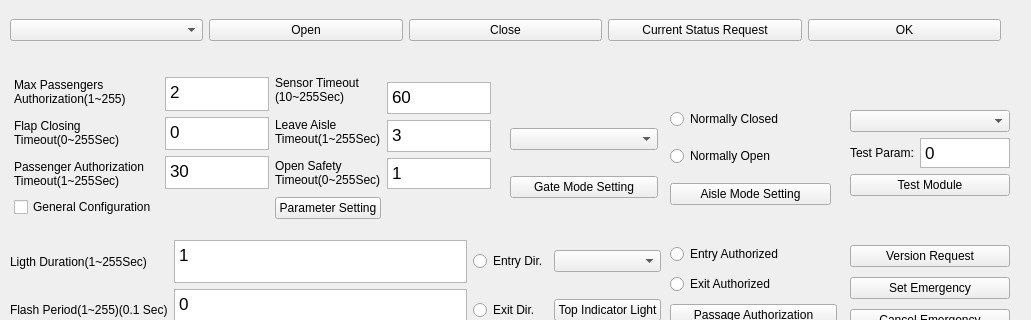
Before: the Qt Designer form view/ElisMainWidget.ui in chiplua/Rs128WinTest, drawn with Qt 5; both pictures show x 0 to 1031 and y 0 to 320 of the 1031 by 647 pixel window.
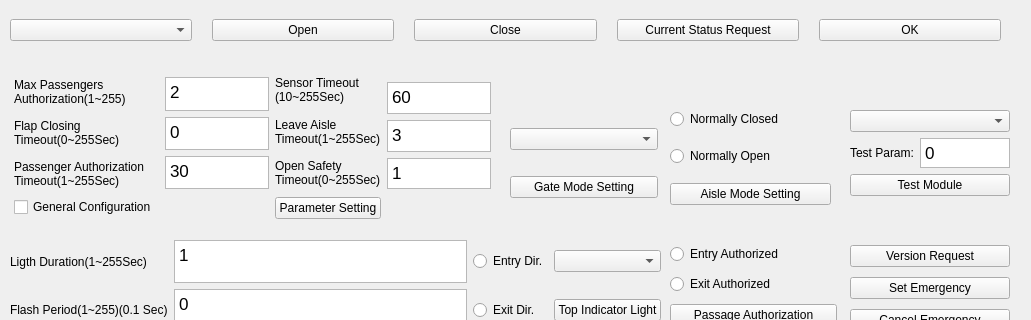
After: the same form once the commit is applied.

Commit message: [UI-Framework-ButtonComSpacing]:Set com  buttons spacing

```diff
--- a/view/ElisMainWidget.ui
+++ b/view/ElisMainWidget.ui
@@ -23,6 +23,9 @@
     </rect>
    </property>
    <layout class="QHBoxLayout" name="hLayoutCom">
+    <property name="spacing">
+     <number>20</number>
+    </property>
     <item>
      <widget class="QComboBox" name="cbComList"/>
     </item>
```
